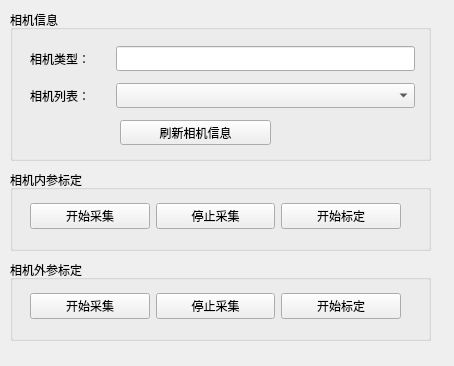
Qt form examples/HumanPoseShow/HumanPoseShow/CameraCalibWidget.ui (zengjianping/openpose) before a commit.
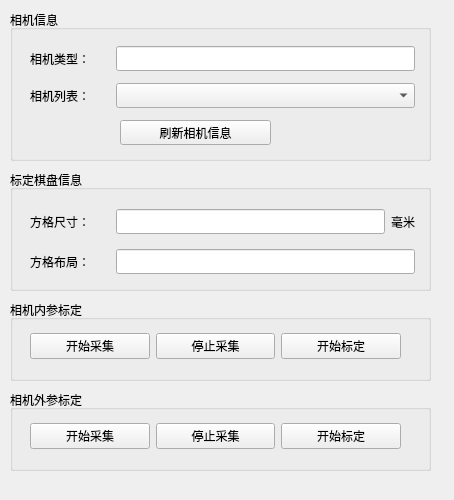
The same form after that commit.

What changed in the file:
```diff
--- a/examples/HumanPoseShow/HumanPoseShow/CameraCalibWidget.ui
+++ b/examples/HumanPoseShow/HumanPoseShow/CameraCalibWidget.ui
@@ -7,7 +7,7 @@
     <x>0</x>
     <y>0</y>
     <width>454</width>
-    <height>366</height>
+    <height>500</height>
    </rect>
   </property>
   <property name="windowTitle">
@@ -25,7 +25,7 @@
    <property name="title">
     <string>相机信息</string>
    </property>
-   <widget class="QWidget" name="">
+   <widget class="QWidget" name="layoutWidget">
     <property name="geometry">
      <rect>
       <x>20</x>
@@ -121,7 +121,7 @@
    <property name="geometry">
     <rect>
      <x>10</x>
-     <y>170</y>
+     <y>300</y>
      <width>421</width>
      <height>81</height>
     </rect>
@@ -129,7 +129,7 @@
    <property name="title">
     <string>相机内参标定</string>
    </property>
-   <widget class="QWidget" name="">
+   <widget class="QWidget" name="layoutWidget">
     <property name="geometry">
      <rect>
       <x>20</x>
@@ -185,7 +185,7 @@
    <property name="geometry">
     <rect>
      <x>10</x>
-     <y>260</y>
+     <y>390</y>
      <width>421</width>
      <height>81</height>
     </rect>
@@ -245,6 +245,104 @@
     </layout>
    </widget>
   </widget>
+  <widget class="QGroupBox" name="groupBox_4">
+   <property name="geometry">
+    <rect>
+     <x>10</x>
+     <y>170</y>
+     <width>421</width>
+     <height>121</height>
+    </rect>
+   </property>
+   <property name="title">
+    <string>标定棋盘信息</string>
+   </property>
+   <widget class="QWidget" name="layoutWidget_2">
+    <property name="geometry">
+     <rect>
+      <x>20</x>
+      <y>30</y>
+      <width>385</width>
+      <height>74</height>
+     </rect>
+    </property>
+    <layout class="QVBoxLayout" name="verticalLayout_2">
+     <item>
+      <layout class="QHBoxLayout" name="horizontalLayout_5">
+       <item>
+        <widget class="QLabel" name="label_3">
+         <property name="minimumSize">
+          <size>
+           <width>80</width>
+           <height>17</height>
+          </size>
+         </property>
+         <property name="maximumSize">
+          <size>
+           <width>80</width>
+           <height>16777215</height>
+          </size>
+         </property>
+         <property name="text">
+          <string>方格尺寸：</string>
+         </property>
+        </widget>
+       </item>
+       <item>
+        <widget class="QLineEdit" name="editChessGridSize">
+         <property name="minimumSize">
+          <size>
+           <width>200</width>
+           <height>25</height>
+          </size>
+         </property>
+        </widget>
+       </item>
+       <item>
+        <widget class="QLabel" name="label_5">
+         <property name="text">
+          <string>毫米</string>
+         </property>
+        </widget>
+       </item>
+      </layout>
+     </item>
+     <item>
+      <layout class="QHBoxLayout" name="horizontalLayout_6">
+       <item>
+        <widget class="QLabel" name="label_4">
+         <property name="minimumSize">
+          <size>
+           <width>80</width>
+           <height>17</height>
+          </size>
+         </property>
+         <property name="maximumSize">
+          <size>
+           <width>80</width>
+           <height>16777215</height>
+          </size>
+         </property>
+         <property name="text">
+          <string>方格布局：</string>
+         </property>
+        </widget>
+       </item>
+       <item>
+        <widget class="QLineEdit" name="editChessGridLayout">
+         <property name="minimumSize">
+          <size>
+           <width>200</width>
+           <height>25</height>
+          </size>
+         </property>
+        </widget>
+       </item>
+      </layout>
+     </item>
+    </layout>
+   </widget>
+  </widget>
   <zorder>groupBox_2</zorder>
   <zorder>groupBox</zorder>
   <zorder>label</zorder>
```
Left out of the diff: 8 changed lines with no effect on the pictures.
